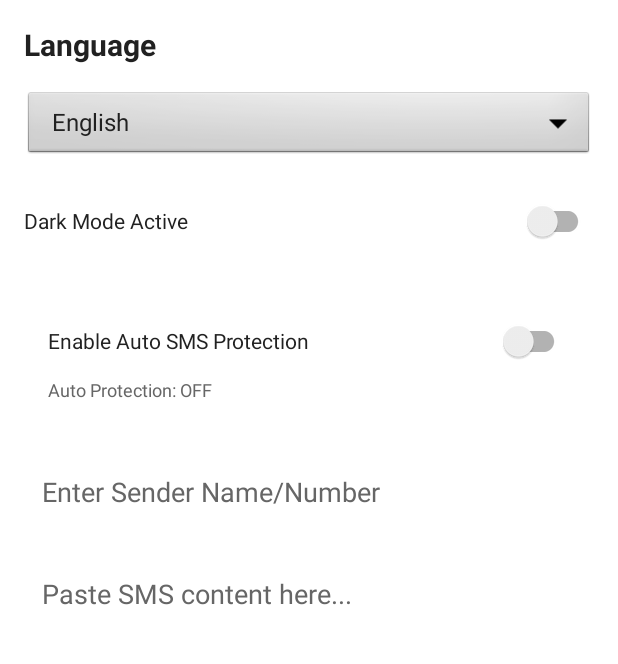
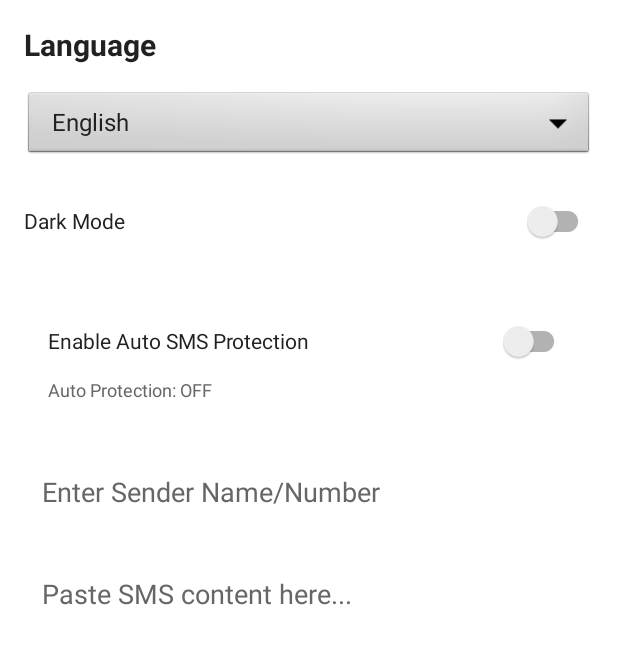
Before and after one commit to Kamleshkumarmandal/ShieldXMobile, an Android app: the MainActivity screen opened directly, with no data from a screen before it, on a phone screen of 412 x 824 dp, the part 84-748 px from its top. Run offline under Robolectric (Android 15) with nearby library versions, the phone set to English and light mode, and no system bars; 1 statement that could not run was skipped.

Commit message:
Clean up default language and dark mode labels

```diff
--- a/app/src/main/res/values/strings.xml
+++ b/app/src/main/res/values/strings.xml
@@ -9,7 +9,7 @@
 
     <string name="language_title">Language</string>
     <string name="select_language">Select Language</string>
-    <string name="label_dark_mode">Dark Mode Active</string>
+    <string name="label_dark_mode">Dark Mode</string>
 
     <string name="privacy_title">Privacy &amp; Auto Protection</string>
     <string name="privacy_info">ShieldX scans SMS locally on your device. We do not upload your personal SMS data anywhere. Auto protection is optional and can be disabled anytime.</string>
@@ -37,8 +37,4 @@
     <string name="language_hindi">Hindi</string>
     <string name="language_tamil">Tamil</string>
 
-    <string name="language_english">English</string>
-    <string name="language_hindi">Hindi</string>
-    <string name="language_tamil">Tamil</string>
-    <string name="dark_mode_label">Dark Mode</string>
 </resources>
```
